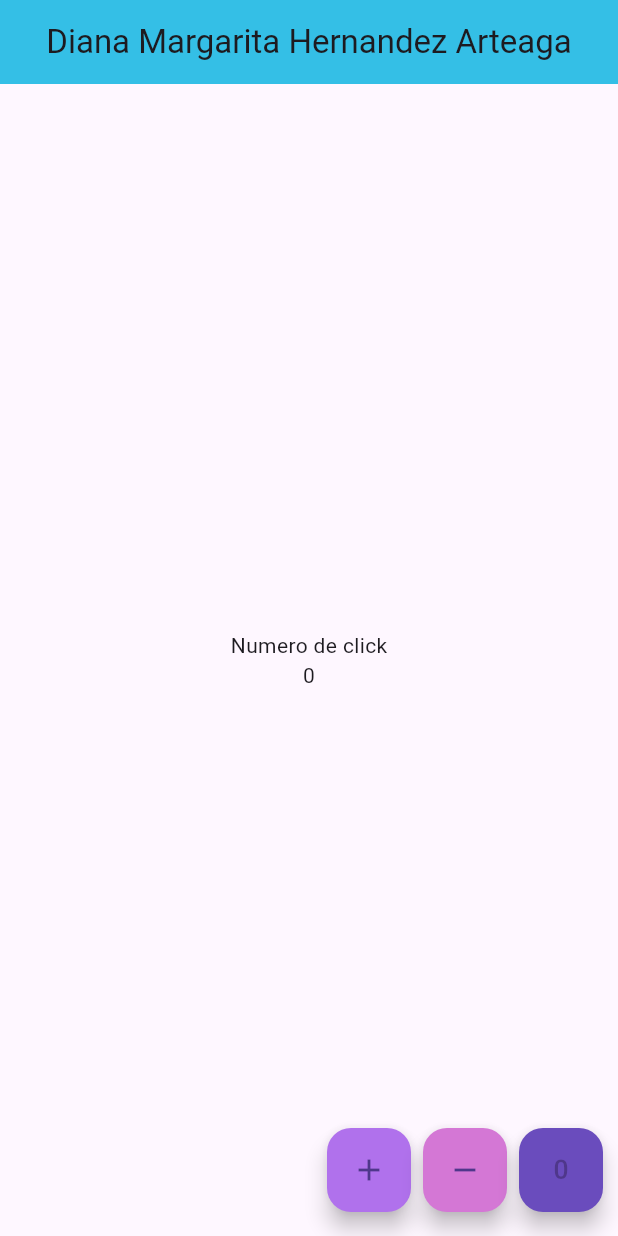
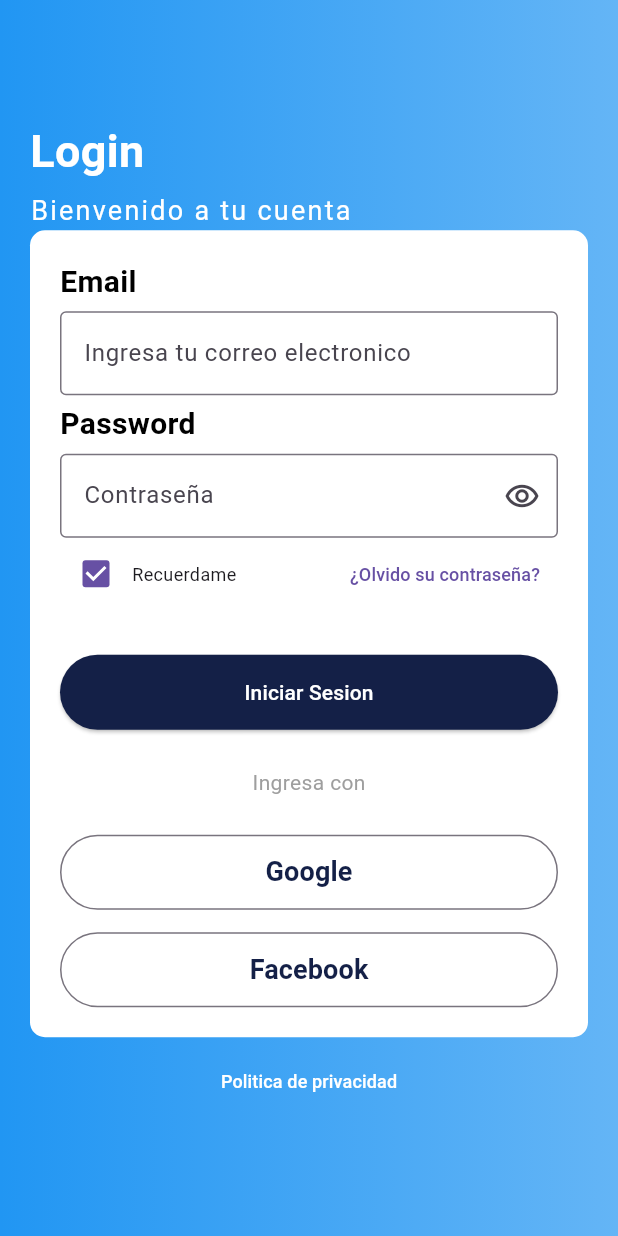
Before and after one commit to Diana060204/Counter-Test, a Flutter app: the screen it shows after launch, on a phone screen of 412 x 824 dp. Run offline on Flutter 3.47's test engine with Material 3 defaults, Android fonts, the phone set to English and light mode, and no system bars.

Commit message:
first commit

```diff
--- a/lib/main.dart
+++ b/lib/main.dart
@@ -1,4 +1,5 @@
-import 'package:countertest1/pages/home_pages.dart';
+//import 'package:countertest1/pages/home_pages.dart';
+import 'package:countertest1/pages/login_pages.dart';
 import 'package:flutter/material.dart';
 
 void main() => runApp(const MyApp());
@@ -8,6 +9,9 @@ class MyApp extends StatelessWidget {
 
   @override
   Widget build(BuildContext context) {
-    return const MaterialApp(title: 'Material App', home: HomePage());
+    return const MaterialApp(
+        debugShowCheckedModeBanner: false,
+        title: 'Material App',
+        home: LoginPage());
   }
 }
--- a/lib/pages/home_pages.dart
+++ b/lib/pages/home_pages.dart
@@ -16,7 +16,7 @@ class _HomePageState extends State<HomePage> {
       appBar: AppBar(
         centerTitle: true,
         title: const Text("Diana Margarita Hernandez Arteaga"),
-        backgroundColor: Color.fromARGB(255, 52, 191, 230),
+        backgroundColor: Color.fromARGB(255, 221, 103, 188),
       ),
       body: Center(
           child: Column(
--- /dev/null
+++ b/lib/pages/login_pages.dart
@@ -0,0 +1,296 @@
+import 'package:flutter/material.dart';
+
+class LoginPage extends StatefulWidget {
+  const LoginPage({super.key});
+
+  @override
+  State<LoginPage> createState() => _LoginPageState();
+}
+
+class _LoginPageState extends State<LoginPage> {
+  @override
+  Widget build(BuildContext context) {
+    return const Scaffold(
+      body: Stack(
+        children: [
+          Fondo(),
+          Contenido(),
+        ],
+      ),
+    );
+  }
+}
+
+class Fondo extends StatelessWidget {
+  const Fondo({super.key});
+
+  @override
+  Widget build(BuildContext context) {
+    return Container(
+      decoration: BoxDecoration(
+          gradient: LinearGradient(
+        colors: [Colors.blue.shade300, Colors.blue],
+        begin: Alignment.centerRight,
+        end: Alignment.centerLeft,
+      )),
+    );
+  }
+}
+
+class Contenido extends StatefulWidget {
+  const Contenido({super.key});
+
+  @override
+  State<Contenido> createState() => _ContenidoState();
+}
+
+class _ContenidoState extends State<Contenido> {
+  @override
+  Widget build(BuildContext context) {
+    return const Padding(
+      padding: EdgeInsets.symmetric(horizontal: 20),
+      child: Column(
+        mainAxisAlignment: MainAxisAlignment.center,
+        crossAxisAlignment: CrossAxisAlignment.start,
+        children: [
+          Text(
+            'Login',
+            style: TextStyle(
+              color: Colors.white,
+              fontWeight: FontWeight.bold,
+              fontSize: 30,
+            ),
+          ),
+          SizedBox(
+            height: 5,
+          ),
+          Text(
+            'Bienvenido a tu cuenta',
+            style: TextStyle(
+              color: Colors.white,
+              fontSize: 18,
+              letterSpacing: 1.5,
+            ),
+          ),
+          Datos(),
+          SizedBox(
+            height: 5,
+          ),
+          Privacidad(),
+        ],
+      ),
+    );
+  }
+}
+
+class Datos extends StatefulWidget {
+  const Datos({super.key});
+
+  @override
+  State<Datos> createState() => _DatosState();
+}
+
+class _DatosState extends State<Datos> {
+  bool showPassword = true;
+
+  @override
+  Widget build(BuildContext context) {
+    return Container(
+      padding: const EdgeInsets.all(20),
+      decoration: BoxDecoration(
+        borderRadius: BorderRadius.circular(10),
+        color: Colors.white,
+      ),
+      child: Column(
+        crossAxisAlignment: CrossAxisAlignment.start,
+        children: [
+          const Text(
+            'Email',
+            style: TextStyle(
+              color: Colors.black,
+              fontWeight: FontWeight.bold,
+              fontSize: 20,
+            ),
+          ),
+          const SizedBox(
+            height: 5,
+          ),
+          TextFormField(
+            keyboardType: TextInputType.emailAddress,
+            decoration: const InputDecoration(
+              border: OutlineInputBorder(),
+              hintText: 'Ingresa tu correo electronico',
+            ),
+          ),
+          const SizedBox(
+            height: 5,
+          ),
+          const Text(
+            'Password',
+            style: TextStyle(
+              color: Colors.black,
+              fontWeight: FontWeight.bold,
+              fontSize: 20,
+            ),
+          ),
+          const SizedBox(
+            height: 5,
+          ),
+          TextFormField(
+            obscureText: showPassword,
+            decoration: InputDecoration(
+              border: const OutlineInputBorder(),
+              hintText: 'Contraseña',
+              suffixIcon: IconButton(
+                icon: const Icon(Icons.remove_red_eye_outlined),
+                onPressed: () => {
+                  setState(() {
+                    showPassword == true
+                        ? showPassword = true
+                        : showPassword = false;
+                  }),
+                },
+              ),
+            ),
+          ),
+          const Remember(),
+          const SizedBox(
+            height: 30,
+          ),
+          const Botones(),
+        ],
+      ),
+    );
+  }
+}
+
+class Remember extends StatefulWidget {
+  const Remember({super.key});
+
+  @override
+  State<Remember> createState() => _RememberState();
+}
+
+class _RememberState extends State<Remember> {
+  bool ischecked = true;
+
+  @override
+  Widget build(BuildContext context) {
+    return Row(
+      children: [
+        Checkbox(
+            value: ischecked,
+            onChanged: (value) => {
+                  setState(() => ischecked == false
+                      ? ischecked = true
+                      : ischecked = false),
+                }),
+        const Text(
+          'Recuerdame',
+          style: TextStyle(fontSize: 12),
+        ),
+        const Spacer(),
+        TextButton(
+            onPressed: () => {},
+            child: const Text(
+              '¿Olvido su contraseña?',
+              style: TextStyle(fontSize: 12),
+            )),
+      ],
+    );
+  }
+}
+
+class Botones extends StatelessWidget {
+  const Botones({super.key});
+
+  @override
+  Widget build(BuildContext context) {
+    return Column(
+      children: [
+        SizedBox(
+          width: double.infinity,
+          height: 50,
+          child: ElevatedButton(
+            onPressed: () => {},
+            style: ButtonStyle(
+              backgroundColor: MaterialStateProperty.all<Color>(
+                const Color(0xff142047),
+              ),
+            ),
+            child: const Text('Iniciar Sesion',
+                style: TextStyle(color: Colors.white)),
+          ),
+        ),
+        const SizedBox(
+          height: 25,
+          width: double.infinity,
+        ),
+        const Text(
+          "Ingresa con",
+          style: TextStyle(
+            color: Colors.grey,
+          ),
+        ),
+        const SizedBox(
+          height: 25,
+          width: double.infinity,
+        ),
+        SizedBox(
+          width: double.infinity,
+          height: 50,
+          child: OutlinedButton(
+            onPressed: () => {},
+            child: const Text(
+              'Google',
+              style: TextStyle(
+                color: Color(0xff142047),
+                fontWeight: FontWeight.bold,
+                fontSize: 18,
+              ),
+            ),
+          ),
+        ),
+        const SizedBox(
+          height: 15,
+          width: double.infinity,
+        ),
+        SizedBox(
+          width: double.infinity,
+          height: 50,
+          child: OutlinedButton(
+            onPressed: () => {},
+            child: const Text(
+              'Facebook',
+              style: TextStyle(
+                color: Color(0xff142047),
+                fontWeight: FontWeight.bold,
+                fontSize: 18,
+              ),
+            ),
+          ),
+        ),
+      ],
+    );
+  }
+}
+
+class Privacidad extends StatelessWidget {
+  const Privacidad({super.key});
+
+  @override
+  Widget build(BuildContext context) {
+    return Center(
+      child: TextButton(
+        onPressed: () => {},
+        child: const Text(
+          'Politica de privacidad',
+          style: TextStyle(
+            color: Colors.white,
+            fontSize: 12,
+          ),
+        ),
+      ),
+    );
+  }
+}
```
